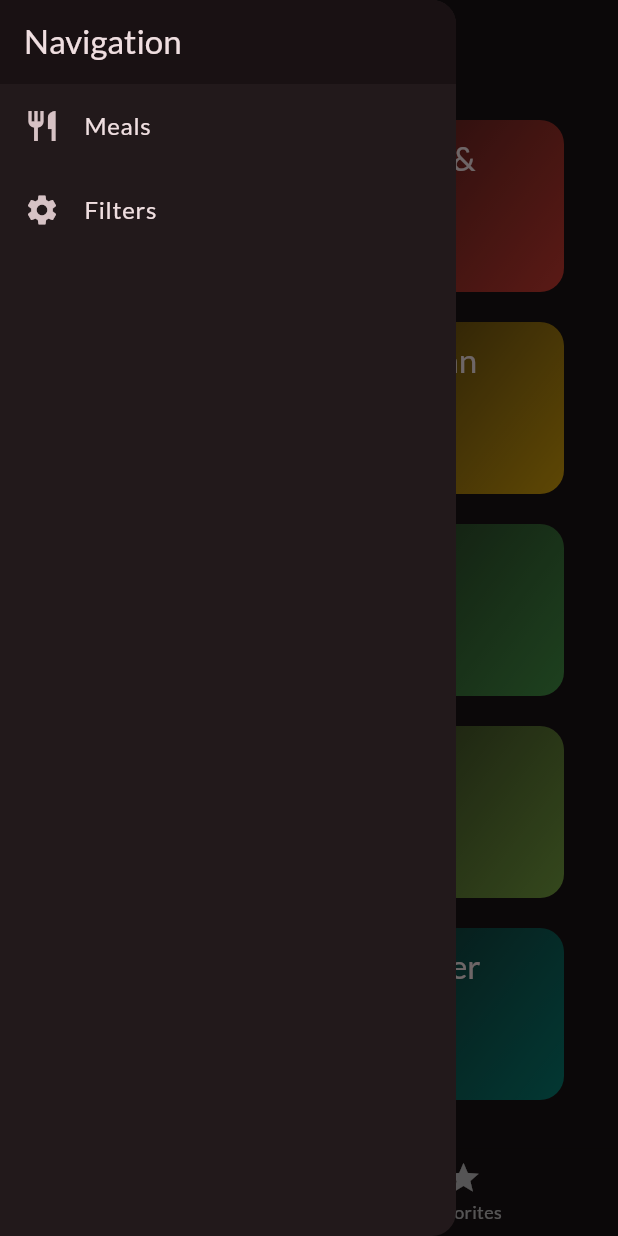
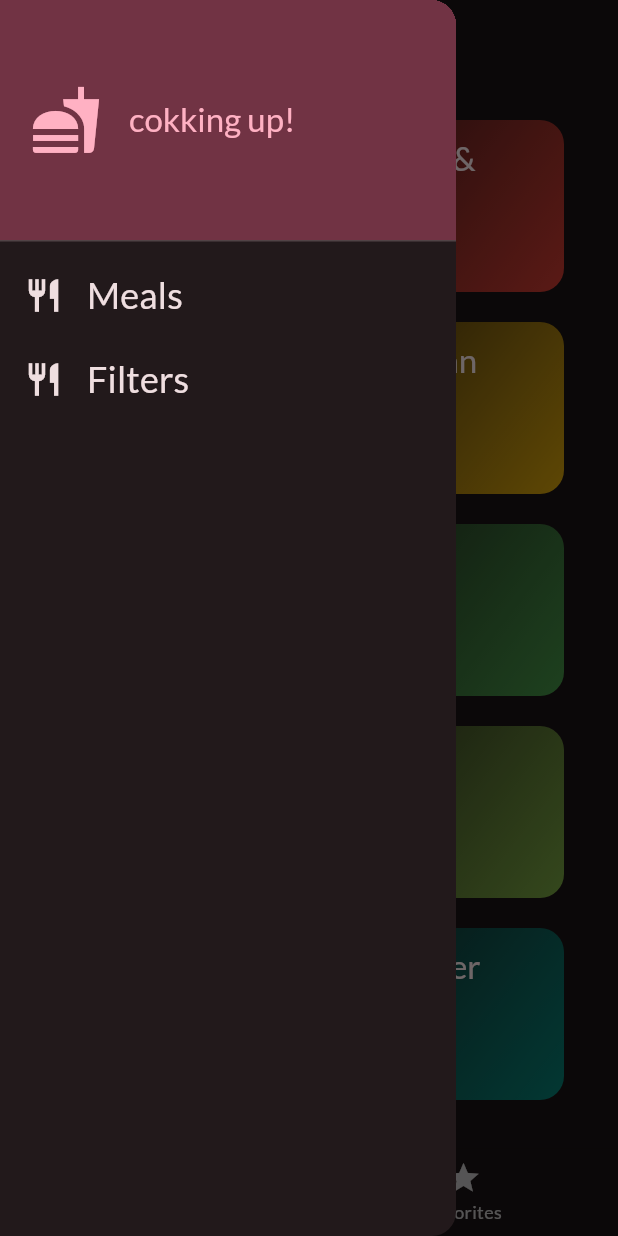
Before and after one commit to Animesh-86/Meal-App, a Flutter app: the screen it shows after launch, with the side drawer open, on a phone screen of 412 x 824 dp. Run offline on Flutter 3.47's test engine with Material 3 defaults, Android fonts, the phone set to English and light mode, and no system bars; our stand-ins replace google_fonts, transparent_image.

Commit message:
partq finished

```diff
--- a/meal_app/lib/screen/categories.dart
+++ b/meal_app/lib/screen/categories.dart
@@ -7,7 +7,7 @@ import 'package:meal_app/screen/meals.dart';
 import 'package:meal_app/models/category.dart';
 
 class CategoriesScreen extends StatelessWidget {
-  const CategoriesScreen({super.key, required this.onToggleFavorite});
+  const CategoriesScreen({super.key, required this.onToggleFavorite, required availableMeals});
 
   final void Function(Meal meal) onToggleFavorite;
 
@@ -18,8 +18,7 @@ class CategoriesScreen extends StatelessWidget {
 
     Navigator.of(context).push(
       MaterialPageRoute(
-        builder: (ctx) => MealsScreen(
-          category, // Add the required positional argument
+        builder: (ctx) => MealsScreen( // Add the required positional argument
           title: category.title,
           meals: filteredMeals,
           onToggleFavorite: onToggleFavorite,
--- a/meal_app/lib/screen/tabs.dart
+++ b/meal_app/lib/screen/tabs.dart
@@ -1,8 +1,17 @@
 import 'package:flutter/material.dart';
 import 'package:meal_app/models/meal.dart';
 import 'package:meal_app/screen/categories.dart';
-import 'package:meal_app/screen/filters.dart';
+import 'package:meal_app/screen/filters.dart'; // Ensure this file contains the FilterScreen class
 import 'package:meal_app/screen/meals.dart';
+import 'package:meal_app/widgets/main_dawer.dart';
+import 'package:meal_app/data/dummy_data.dart'; // Ensure this file contains the dummyMeals list
+
+const kInitialFilters = {
+  Filter.glutenFree: false,
+  Filter.lactoseFree: false,
+  Filter.vegetarian: false,
+  Filter.vegan: false
+};
 
 class TabsScreen extends StatefulWidget {
   const TabsScreen({super.key});
@@ -16,26 +25,31 @@ class TabsScreen extends StatefulWidget {
 class _TabsScreenState extends State<TabsScreen> {
   int _selectedPageIndex = 0;
   final List<Meal> _favoriteMeals = [];
-  final GlobalKey<ScaffoldMessengerState> _scaffoldMessengerKey = GlobalKey<ScaffoldMessengerState>();
+  Map<Filter, bool> _selectedFilters = kInitialFilters;
 
   void _showInfoMessage(String message) {
-    _scaffoldMessengerKey.currentState?.clearSnackBars();
-    _scaffoldMessengerKey.currentState?.showSnackBar(
-      SnackBar(content: Text(message)),
+    ScaffoldMessenger.of(context).clearSnackBars();
+    ScaffoldMessenger.of(context).showSnackBar(
+      SnackBar(
+        content: Text(message),
+      ),
     );
   }
 
   void _toggleMealFavoriteStatus(Meal meal) {
+    final isExisting = _favoriteMeals.contains(meal);
+
+    if (isExisting) {
       setState(() {
-      final isExisting = _favoriteMeals.contains(meal);
-      if (isExisting) {
         _favoriteMeals.remove(meal);
+      });
       _showInfoMessage('Meal is no longer a favorite.');
     } else {
+      setState(() {
         _favoriteMeals.add(meal);
         _showInfoMessage('Marked as a favorite!');
+      });
     }
-    });
   }
 
   void _selectPage(int index) {
@@ -44,23 +58,44 @@ class _TabsScreenState extends State<TabsScreen> {
     });
   }
 
-  void _setScreen(String identifier) {
+  void _setScreen(String identifier) async {
     Navigator.of(context).pop();
     if (identifier == 'filters') {
-      Navigator.of(context).push(
-        MaterialPageRoute(builder: (ctx) => const FilterScreen()),
+      final result = await Navigator.of(context).push<Map<Filter, bool>>(
+        MaterialPageRoute(
+          builder: (ctx) => FiltersScreen(
+            currentFilters: _selectedFilters,
+          ),
+        ),
       );
-    } else if (identifier == 'meals') {
+
       setState(() {
-        _selectedPageIndex = 0; // Navigate back to Categories
+        _selectedFilters = result ?? kInitialFilters;
       });
     }
   }
 
   @override
   Widget build(BuildContext context) {
+    final availableMeals = dummyMeals.where((meal) {
+      if (_selectedFilters[Filter.glutenFree]! && !meal.isGlutenFree) {
+        return false;
+      }
+      if (_selectedFilters[Filter.lactoseFree]! && !meal.isLactoseFree) {
+        return false;
+      }
+      if (_selectedFilters[Filter.vegetarian]! && !meal.isVegetarian) {
+        return false;
+      }
+      if (_selectedFilters[Filter.vegan]! && !meal.isVegan) {
+        return false;
+      }
+      return true;
+    }).toList();
+
     Widget activePage = CategoriesScreen(
       onToggleFavorite: _toggleMealFavoriteStatus,
+      availableMeals: availableMeals,
     );
     var activePageTitle = 'Categories';
 
@@ -72,36 +107,27 @@ class _TabsScreenState extends State<TabsScreen> {
       activePageTitle = 'Your Favorites';
     }
 
-    return ScaffoldMessenger(
-      key: _scaffoldMessengerKey, // Fix: Ensure Snackbar works correctly
-      child: Scaffold(
-        appBar: AppBar(title: Text(activePageTitle)),
-        drawer: Drawer(
-          child: Column(
-            children: [
-              AppBar(title: const Text('Navigation'), automaticallyImplyLeading: false),
-              ListTile(
-                leading: const Icon(Icons.restaurant),
-                title: const Text('Meals'),
-                onTap: () => _setScreen('meals'),
+    return Scaffold(
+      appBar: AppBar(
+        title: Text(activePageTitle),
       ),
-              ListTile(
-                leading: const Icon(Icons.settings),
-                title: const Text('Filters'),
-                onTap: () => _setScreen('filters'),
-              ),
-            ],
-          ),
+      drawer: MainDrawer(
+        onSelectScreen: _setScreen,
       ),
       body: activePage,
       bottomNavigationBar: BottomNavigationBar(
         onTap: _selectPage,
         currentIndex: _selectedPageIndex,
         items: const [
-            BottomNavigationBarItem(icon: Icon(Icons.set_meal), label: 'Categories'),
-            BottomNavigationBarItem(icon: Icon(Icons.star), label: 'Favorites'),
+          BottomNavigationBarItem(
+            icon: Icon(Icons.set_meal),
+            label: 'Categories',
+          ),
+          BottomNavigationBarItem(
+            icon: Icon(Icons.star),
+            label: 'Favorites',
+          ),
         ],
-        ),
       ),
     );
   }
--- a/meal_app/lib/widgets/main_dawer.dart
+++ b/meal_app/lib/widgets/main_dawer.dart
@@ -1,7 +1,7 @@
 import 'package:flutter/material.dart';
 
-class MainDawer extends StatelessWidget {
-  const MainDawer({super.key, required this.onSelectScreen});
+class MainDrawer extends StatelessWidget {
+  const MainDrawer({super.key, required this.onSelectScreen});
 
   final void Function(String identifier) onSelectScreen;
 
```
Also changed, not shown: meal_app/lib/screen/filters.dart (+96 -33 lines). Lines whose indentation alone changed are shown as unchanged.
